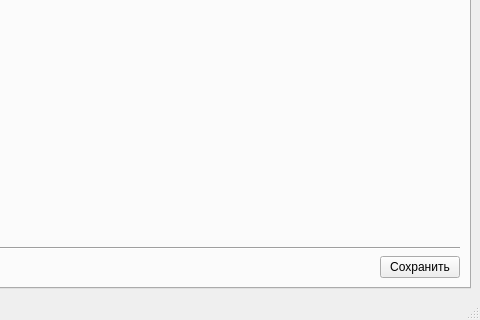
First picture: the form in ui/mainwindow.ui, repository OmarSyba/MPEI-Actualochka, before the edit; both pictures show x 378 to 858 and y 278 to 598 of the 858 by 598 pixel window.
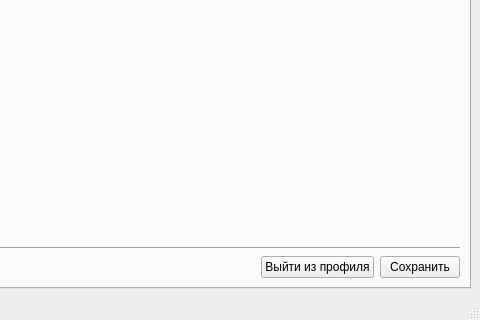
Second picture: the form after the edit. The open tabs and pages were chosen to show the change.

Commit message: Application remeber entry and restarting on "quit from profile"

```diff
--- a/ui/mainwindow.ui
+++ b/ui/mainwindow.ui
@@ -312,6 +312,13 @@
             </property>
            </spacer>
           </item>
+          <item>
+           <widget class="QPushButton" name="pushButtonExitProfile">
+            <property name="text">
+             <string>Выйти из профиля</string>
+            </property>
+           </widget>
+          </item>
           <item>
            <widget class="QPushButton" name="pushButtonSave">
             <property name="text">
```
Left out of the diff: 2 changed lines with no effect on the pictures. The commit also changes 7 other files.
